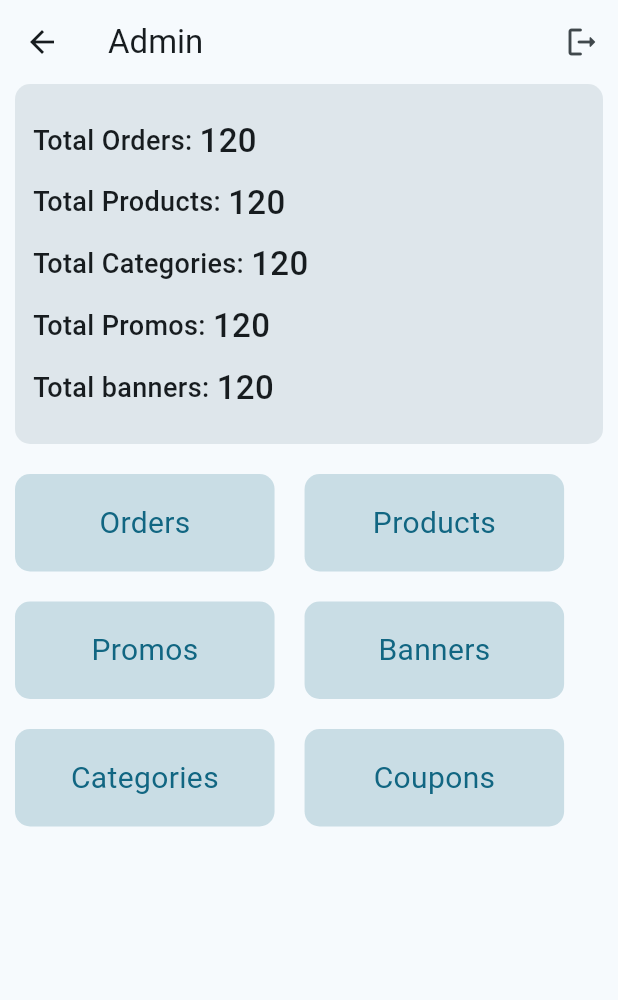
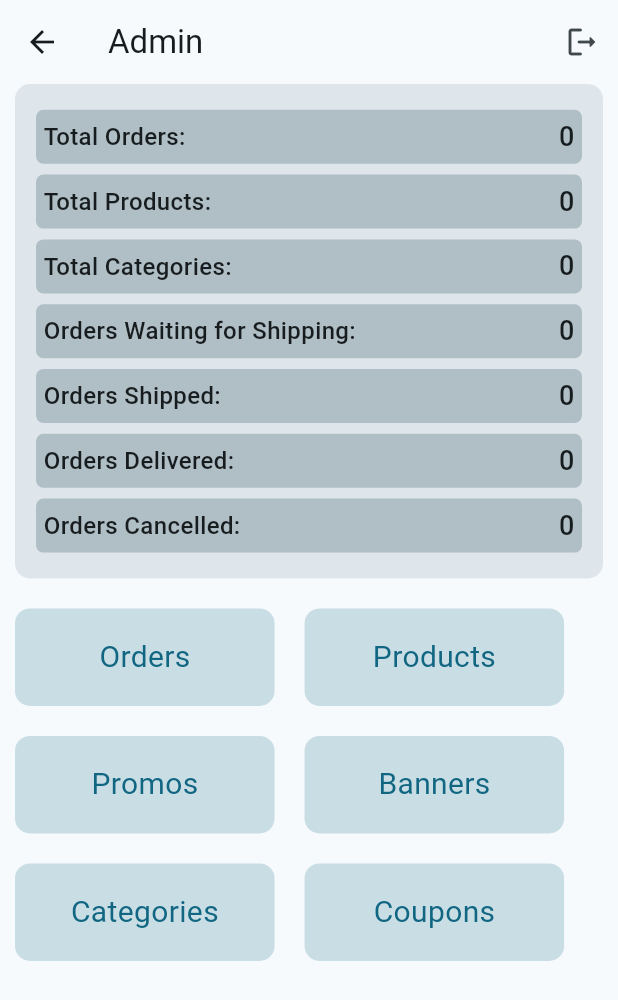
Before and after one commit to Sharathk1999/FindIt, a Flutter app: the AdminHome screen opened by its route, on a phone screen of 412 x 824 dp. Shown: the top 1000 px of the screen. Run offline on Flutter 3.47's test engine with Material 3 defaults, Android fonts, the light colour scheme and no system bars; drawn by our look-alikes of fl_chart; our stand-ins replace cloud_firestore, firebase_auth, firebase_core, firebase_storage, image_picker; accounts and stored records are empty.

Commit message:
Completed Admin App

```diff
--- a/lib/containers/dashboard_text.dart
+++ b/lib/containers/dashboard_text.dart
@@ -11,11 +11,33 @@ class DashboardText extends StatefulWidget {
 class _DashboardTextState extends State<DashboardText> {
   @override
   Widget build(BuildContext context) {
-    return Row(
-      children: [
-        Text("${widget.keyword}: ", style: const TextStyle(fontSize: 18,fontWeight: FontWeight.w500,),),
-        Text(widget.value, style: const TextStyle(fontSize: 22,fontWeight: FontWeight.w500,),),
-      ],
+    return Container(
+       padding: const EdgeInsets.all(5),
+       margin: const EdgeInsets.all(2),
+          decoration: BoxDecoration(
+            color: Colors.blueGrey.shade200,
+
+            borderRadius: BorderRadius.circular(5)
+          ),
+      child: Row(
+        mainAxisAlignment: MainAxisAlignment.spaceBetween,
+        children: [
+          Text(
+                    "${widget.keyword}:",
+                    style: const TextStyle(
+          fontSize: 16,
+          fontWeight: FontWeight.w500,
+                    ),
+                  ),
+          Text(
+            widget.value,
+            style: const TextStyle(
+              fontSize: 18,
+              fontWeight: FontWeight.w500,
+            ),
+          ),
+        ],
+      ),
     );
   }
 }
--- a/lib/controllers/db_service.dart
+++ b/lib/controllers/db_service.dart
@@ -144,5 +144,22 @@ class DbService {
         .delete();
   }
 
+  //Orders
+  //Read all the orders
+   //Read order data for specific product
+  Stream<QuerySnapshot> readOrders() {
+    return db
+        .collection("shop_orders")
+        .orderBy("created_at", descending: true)
+        .snapshots();
+  }
+
+   //Update order status
+  Future updateOrderStatus(
+      {required String docId, required Map<String, dynamic> data}) async {
+    await db.collection("shop_orders").doc(docId).update(data);
+  }
+
+
 
 }
--- a/lib/main.dart
+++ b/lib/main.dart
@@ -9,6 +9,7 @@ import 'package:findit_admin_app/views/coupons_page.dart';
 import 'package:findit_admin_app/views/login_page.dart';
 import 'package:findit_admin_app/views/modify_product_page.dart';
 import 'package:findit_admin_app/views/modify_promo.dart';
+import 'package:findit_admin_app/views/orders_page.dart';
 import 'package:findit_admin_app/views/products_page.dart';
 import 'package:findit_admin_app/views/promo_banners_page.dart';
 import 'package:findit_admin_app/views/sign_up_page.dart';
@@ -51,9 +52,8 @@ class MyApp extends StatelessWidget {
           "/promos": (context) => const PromoBannersPage(),
           "/update_promo": (context) => const ModifyPromo(),
           "/coupons": (context) => const CouponsPage(),
-
-
-
+          "/orders": (context) => const OrdersPage(),
+          "/view_orders": (context) => const ViewOrders(),
         },
       ),
     );
--- a/lib/providers/admin_provider.dart
+++ b/lib/providers/admin_provider.dart
@@ -9,32 +9,91 @@ class AdminProvider extends ChangeNotifier {
   StreamSubscription<QuerySnapshot>? _categorySubscription;
   List<QueryDocumentSnapshot> products = [];
   StreamSubscription<QuerySnapshot>? _productsSubscription;
+  List<QueryDocumentSnapshot> orders = [];
+  StreamSubscription<QuerySnapshot>? _ordersSubscription;
 
   int totalCategories = 0;
   int totalProducts = 0;
+  int totalOrders = 0;
+  int ordersDelivered = 0;
+  int ordersOnTheWay = 0;
+  int ordersCancelled = 0;
+  int ordersPendingProcess = 0;
 
-  AdminProvider(){
+  AdminProvider() {
     getCategories();
     getProducts();
+    readOrders();
   }
 
   //get all the categories
-  void getCategories(){
+  void getCategories() {
     _categorySubscription?.cancel();
-  _categorySubscription = DbService().readCategories().listen((snapshot) {
+    _categorySubscription = DbService().readCategories().listen(
+      (snapshot) {
         categories = snapshot.docs;
         totalCategories = snapshot.docs.length;
         notifyListeners();
-  },);
+      },
+    );
   }
 
   //get all the products
-  void getProducts(){
+  void getProducts() {
     _productsSubscription?.cancel();
-  _productsSubscription = DbService().readProducts().listen((snapshot) {
+    _productsSubscription = DbService().readProducts().listen(
+      (snapshot) {
         products = snapshot.docs;
         totalProducts = snapshot.docs.length;
         notifyListeners();
-  },);
+      },
+    );
+  }
+
+  //read all the orders
+  void readOrders() {
+    _ordersSubscription?.cancel();
+    _ordersSubscription = DbService().readOrders().listen(
+      (snapshot) {
+        orders = snapshot.docs;
+        totalOrders = snapshot.docs.length;
+        setOrderStatusCount();
+        notifyListeners();
+      },
+    );
+  }
+
+  //order types details
+  void setOrderStatusCount() {
+    ordersDelivered = 0;
+    ordersOnTheWay = 0;
+    ordersCancelled = 0;
+    ordersPendingProcess = 0;
+
+    for (int i = 0; i < orders.length; i++) {
+      if (orders[i]["status"] == "DELIVERED") {
+        ordersDelivered++;
+      } else if (orders[i]["status"] == "CANCELLED") {
+        ordersCancelled++;
+      } else if (orders[i]["status"] == "ON_THE_WAY") {
+        ordersOnTheWay++;
+      }else{
+        ordersPendingProcess++;
       }
     }
+
+    notifyListeners();
+  }
+
+  void cancelProviders(){
+     _categorySubscription?.cancel();
+     _productsSubscription?.cancel();
+     _ordersSubscription?.cancel();
+  }
+
+  @override
+  void dispose() {
+    cancelProviders();
+    super.dispose();
+  }
+}
--- a/lib/views/admin_home.dart
+++ b/lib/views/admin_home.dart
@@ -1,7 +1,12 @@
+// ignore_for_file: use_build_context_synchronously
+
 import 'package:findit_admin_app/containers/dashboard_text.dart';
 import 'package:findit_admin_app/containers/home_btn.dart';
 import 'package:findit_admin_app/controllers/auth_service.dart';
+import 'package:findit_admin_app/providers/admin_provider.dart';
+import 'package:fl_chart/fl_chart.dart';
 import 'package:flutter/material.dart';
+import 'package:provider/provider.dart';
 
 class AdminHome extends StatefulWidget {
   const AdminHome({super.key});
@@ -18,8 +23,9 @@ class _AdminHomeState extends State<AdminHome> {
         title: const Text("Admin"),
         actions: [
           IconButton(
-            onPressed: () {
-              AuthService().logOut();
+            onPressed: () async{
+            await  AuthService().logOut();
+            Provider.of<AdminProvider>(context, listen: false).cancelProviders();
               ScaffoldMessenger.of(context).showSnackBar(
                 const SnackBar(
                   content: Text(
@@ -40,10 +46,11 @@ class _AdminHomeState extends State<AdminHome> {
         ],
       ),
       body: SingleChildScrollView(
-        child: Column(
+        child: Consumer<AdminProvider>(
+          builder: (context, value, child) =>Column(
             children: [
               Container(
-              height: 240,
+                height: MediaQuery.of(context).size.height * .4,
                 padding: const EdgeInsets.all(12),
                 margin: const EdgeInsets.only(
                   left: 10,
@@ -53,22 +60,27 @@ class _AdminHomeState extends State<AdminHome> {
                 decoration: BoxDecoration(
                     color: Colors.blueGrey.withAlpha(40),
                     borderRadius: BorderRadius.circular(10)),
-              child: const Column(
+                child:  Column(
                   crossAxisAlignment: CrossAxisAlignment.start,
                   mainAxisAlignment: MainAxisAlignment.spaceEvenly,
                   children: [
-                  DashboardText(keyword: "Total Orders", value: "120"),
-                  DashboardText(keyword: "Total Products", value: "120"),
-                  DashboardText(keyword: "Total Categories", value: "120"),
-                  DashboardText(keyword: "Total Promos", value: "120"),
-                  DashboardText(keyword: "Total banners", value: "120"),
+                    DashboardText(keyword: "Total Orders", value: "${value.totalOrders}"),
+                    DashboardText(keyword: "Total Products", value: "${value.products.length}"),
+                    DashboardText(keyword: "Total Categories", value: "${value.categories.length}"),
+                    DashboardText(keyword: "Orders Waiting for Shipping", value: "${value.categories.length}"),
+                    DashboardText(keyword: "Orders Shipped", value: "${value.ordersOnTheWay}"),
+                    DashboardText(keyword: "Orders Delivered", value: "${value.ordersDelivered}"),
+                    DashboardText(keyword: "Orders Cancelled", value: "${value.ordersCancelled}"),
                   ],
                 ),
               ),
+
               Row(
                 children: [
                   HomeBtn(
-                  onTap: () {},
+                    onTap: () {
+                        Navigator.pushNamed(context, "/orders");
+                    },
                     name: "Orders",
                   ),
                   HomeBtn(
@@ -113,9 +125,107 @@ class _AdminHomeState extends State<AdminHome> {
                   ),
                 ],
               ),
+               //Pie chart
+              Container(
+                padding: const EdgeInsets.all(10),
+                height: 300,
+                child: PieChart(
+                  PieChartData(
+                    sections: showingSections(value),
+                    borderData: FlBorderData(show: false),
+                    centerSpaceRadius: 40,
+                    sectionsSpace: 2,
+                  ),
+                ),
+              ),
             ],
+          ),
         ),
       ),
     );
   }
 }
+
+
+  List<PieChartSectionData> showingSections(AdminProvider value) {
+    return List.generate(6, (i) {
+       const fontSize = 12.0;
+      const radius = 60.0;
+      switch (i) {
+        case 0:
+          return PieChartSectionData(
+            color: Colors.blue,
+            value: value.totalOrders.toDouble(),
+            title: 'Orders',
+            radius: radius,
+            titleStyle: const TextStyle(
+              fontSize: fontSize,
+              fontWeight: FontWeight.bold,
+              color: Colors.white,
+            ),
+          );
+        case 1:
+          return PieChartSectionData(
+            color: Colors.green,
+            value: value.products.length.toDouble(),
+            title: 'Products',
+            radius: radius,
+            titleStyle: const TextStyle(
+              fontSize: fontSize,
+              fontWeight: FontWeight.bold,
+              color: Colors.white,
+            ),
+          );
+        case 2:
+          return PieChartSectionData(
+            color: Colors.orange,
+            value: value.categories.length.toDouble(),
+            title: 'Categories',
+            radius: radius,
+            titleStyle: const TextStyle(
+              fontSize: fontSize,
+              fontWeight: FontWeight.bold,
+              color: Colors.white,
+            ),
+          );
+        case 3:
+          return PieChartSectionData(
+            color: Colors.red,
+            value: value.ordersPendingProcess.toDouble(),
+            title: 'Waiting',
+            radius: radius,
+            titleStyle: const TextStyle(
+              fontSize: fontSize,
+              fontWeight: FontWeight.bold,
+              color: Colors.white,
+            ),
+          );
+        case 4:
+          return PieChartSectionData(
+            color: Colors.purple,
+            value: value.ordersOnTheWay.toDouble(),
+            title: 'Shipped',
+            radius: radius,
+            titleStyle: const TextStyle(
+              fontSize: fontSize,
+              fontWeight: FontWeight.bold,
+              color: Colors.white,
+            ),
+          );
+        case 5:
+          return PieChartSectionData(
+            color: Colors.yellow,
+            value: value.ordersDelivered.toDouble(),
+            title: 'Delivered',
+            radius: radius,
+            titleStyle: const TextStyle(
+              fontSize: fontSize,
+              fontWeight: FontWeight.bold,
+              color: Colors.white,
+            ),
+          );
+        default:
+          return PieChartSectionData();
+      }
+    });
+  }
--- a/pubspec.yaml
+++ b/pubspec.yaml
@@ -41,6 +41,7 @@ dependencies:
   firebase_storage: ^12.2.0
   image_picker: ^1.1.2
   provider: ^6.1.2
+  fl_chart: ^0.69.0
 
 dev_dependencies:
   flutter_test:
```
Also changed, not shown: lib/models/orders_model.dart (added, +86 -0 lines), lib/views/orders_page.dart (added, +355 -0 lines), pubspec.lock. Lines whose indentation alone changed are shown as unchanged.
